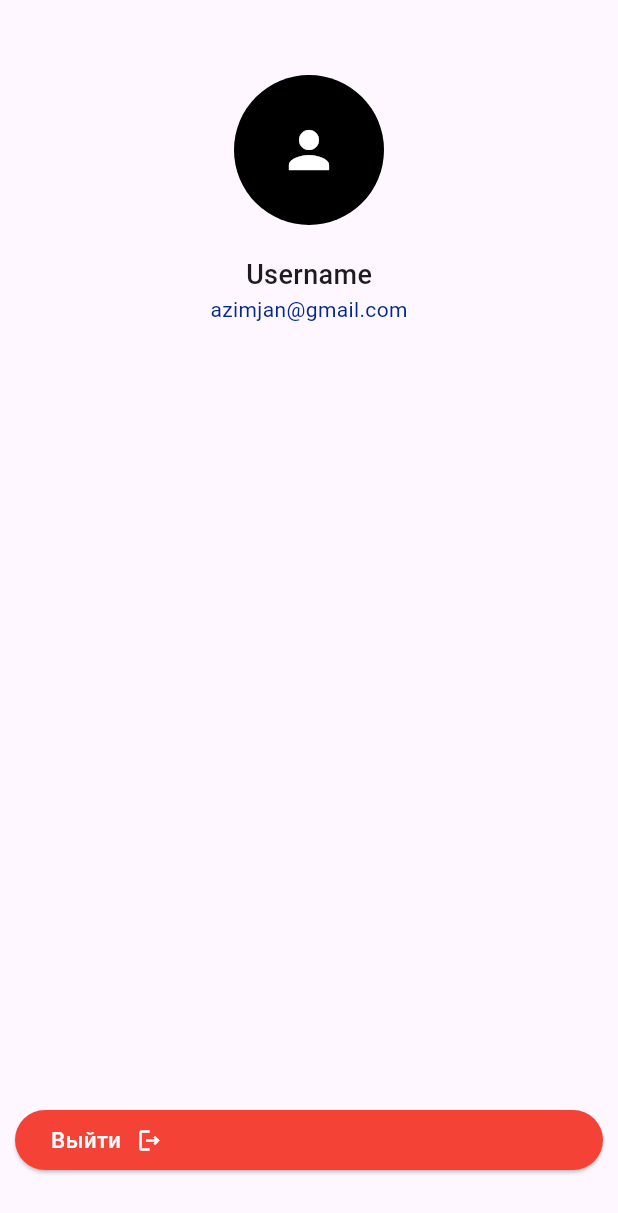
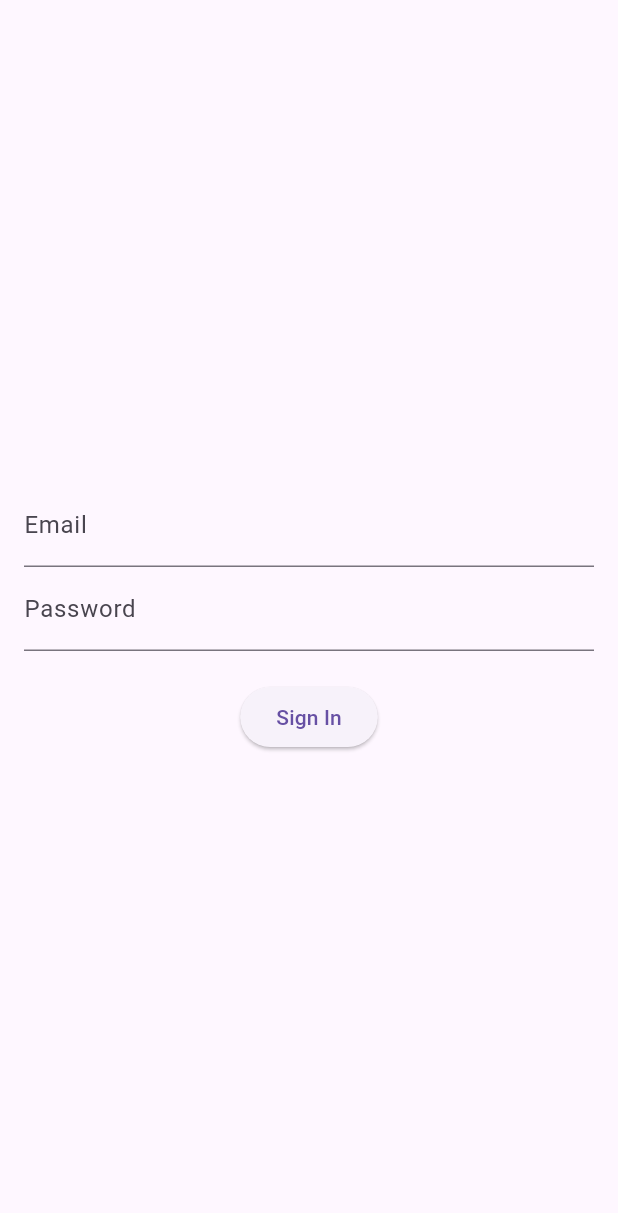
Before and after one commit to azimjaan21/service_taxi_fs, a Flutter app: the ProfileScreen widget shown alone on an empty page, opened directly, after a tap on "Выйти", on a phone screen of 412 x 824 dp. Shown: the top 1213 px of the screen. Run offline on Flutter 3.47's test engine with Material 3 defaults, Android fonts, the light colour scheme and no system bars; our stand-ins replace animated_splash_screen, firebase_auth, firebase_core, sqflite; accounts and stored records are empty.

Commit message:
firebase auth set

```diff
--- a/lib/auth/sign_in_screen.dart
+++ b/lib/auth/sign_in_screen.dart
@@ -0,0 +1,75 @@
+import 'package:flutter/material.dart';
+import 'package:firebase_auth/firebase_auth.dart';
+import 'package:service_taxi/screens/home_screen.dart';
+
+class SignInScreen extends StatefulWidget {
+  @override
+  _SignInScreenState createState() => _SignInScreenState();
+}
+
+class _SignInScreenState extends State<SignInScreen> {
+  final TextEditingController _emailController = TextEditingController();
+  final TextEditingController _passwordController = TextEditingController();
+  final GlobalKey<FormState> _formKey = GlobalKey<FormState>();
+
+  Future<void> _signIn() async {
+    if (_formKey.currentState!.validate()) {
+      try {
+        await FirebaseAuth.instance.signInWithEmailAndPassword(
+          email: _emailController.text.trim(),
+          password: _passwordController.text.trim(),
+        );
+        Navigator.pushReplacement(
+          context,
+          MaterialPageRoute(builder: (context) => HomeScreen()),
+        );
+      } catch (e) {
+        // Handle sign-in error
+        print(e);
+      }
+    }
+  }
+
+  @override
+  Widget build(BuildContext context) {
+    return Scaffold(
+      body: Padding(
+        padding: const EdgeInsets.all(16.0),
+        child: Form(
+          key: _formKey,
+          child: Column(
+            mainAxisAlignment: MainAxisAlignment.center,
+            children: [
+              TextFormField(
+                controller: _emailController,
+                decoration: InputDecoration(labelText: 'Email'),
+                validator: (value) {
+                  if (value == null || value.isEmpty) {
+                    return 'Please enter your email';
+                  }
+                  return null;
+                },
+              ),
+              TextFormField(
+                controller: _passwordController,
+                decoration: InputDecoration(labelText: 'Password'),
+                obscureText: true,
+                validator: (value) {
+                  if (value == null || value.isEmpty) {
+                    return 'Please enter your password';
+                  }
+                  return null;
+                },
+              ),
+              SizedBox(height: 20),
+              ElevatedButton(
+                onPressed: _signIn,
+                child: Text('Sign In'),
+              ),
+            ],
+          ),
+        ),
+      ),
+    );
+  }
+}
--- a/lib/auth/sign_up_screen.dart
+++ b/lib/auth/sign_up_screen.dart
@@ -0,0 +1,52 @@
+// ignore_for_file: use_build_context_synchronously
+
+import 'package:firebase_auth/firebase_auth.dart';
+import 'package:flutter/material.dart';
+import 'package:service_taxi/auth/services/auth.service.dart';
+import 'package:service_taxi/screens/home_screen.dart';
+import 'package:service_taxi/widgets/custom_text_field.dart';
+
+class SignUpScreen extends StatelessWidget {
+  final TextEditingController _emailController = TextEditingController();
+  final TextEditingController _passwordController = TextEditingController();
+
+  SignUpScreen({super.key});
+
+  @override
+  Widget build(BuildContext context) {
+    return Scaffold(
+      appBar: AppBar(title: const Text('Sign Up')),
+      body: Padding(
+        padding: const EdgeInsets.all(16.0),
+        child: Column(
+          children: [
+            CustomTextField(controller: _emailController, hintText: 'Email'),
+            const SizedBox(height: 16),
+            CustomTextField(controller: _passwordController, hintText: 'Password', isPassword: true),
+            const SizedBox(height: 16),
+            ElevatedButton(
+              onPressed: () async {
+                String email = _emailController.text.trim();
+                String password = _passwordController.text.trim();
+                if (email.isNotEmpty && password.isNotEmpty) {
+                  User? user = await AuthService().signUpWithEmail(email, password);
+                  if (user != null) {
+                    Navigator.of(context).pushAndRemoveUntil(
+      MaterialPageRoute(
+        builder: (context) => const HomeScreen(),
+      ),
+      (Route<dynamic> route) => false,
+    );
+                  } else {
+                    // Show error
+                  }
+                }
+              },
+              child: const Text('Sign Up'),
+            ),
+          ],
+        ),
+      ),
+    );
+  }
+}
--- a/lib/main.dart
+++ b/lib/main.dart
@@ -1,12 +1,11 @@
 // lib/main.dart
 import 'package:firebase_core/firebase_core.dart';
-import 'package:flutter/foundation.dart';
 import 'package:flutter/material.dart';
 import 'package:service_taxi/screens/splash_screen.dart';
 
 void main() async {
   WidgetsFlutterBinding.ensureInitialized();
-  if (kIsWeb) {
+
     await Firebase.initializeApp(
       options: const FirebaseOptions(
           apiKey: "AIzaSyBSbsBDP4CeWe2z0yeWHBy9_puz8jHb_PQ",
@@ -17,9 +16,6 @@ void main() async {
           appId: "1:956242210472:web:4a099a9289e666be55dc9d",
           measurementId: "G-RQGFF41HLT"),
     );
-  } else {
-    Firebase.initializeApp();
-  }
 
   runApp(const ServiceTaxi());
 }
--- a/lib/screens/profile_screen.dart
+++ b/lib/screens/profile_screen.dart
@@ -1,10 +1,20 @@
+// ignore_for_file: use_build_context_synchronously
+
 import 'package:flutter/material.dart';
+import 'package:firebase_auth/firebase_auth.dart';
+import 'package:service_taxi/auth/sign_in_screen.dart';
 
 class ProfileScreen extends StatelessWidget {
   const ProfileScreen({super.key});
 
   @override
   Widget build(BuildContext context) {
+    final user = FirebaseAuth.instance.currentUser;
+
+    if (user == null) {
+      return const Center(child: Text('No user is currently signed in.'));
+    }
+
     return SafeArea(
       child: Column(
         children: [
@@ -19,13 +29,13 @@ class ProfileScreen extends StatelessWidget {
             ),
           ),
           const SizedBox(height: 20),
-          const Text(
-            'Username',
-            style: TextStyle(fontSize: 18, fontWeight: FontWeight.w500),
+          Text(
+            user.displayName ?? 'Username',
+            style: const TextStyle(fontSize: 18, fontWeight: FontWeight.w500),
           ),
-          const Text(
-            'azimjan@gmail.com',
-            style: TextStyle(
+          Text(
+            user.email ?? 'email@example.com',
+            style: const TextStyle(
                 fontSize: 14,
                 fontWeight: FontWeight.normal,
                 color: Color.fromARGB(255, 4, 40, 139)),
@@ -34,9 +44,16 @@ class ProfileScreen extends StatelessWidget {
           Padding(
             padding: const EdgeInsets.symmetric(horizontal: 10),
             child: ElevatedButton(
-                onPressed: () {},
+              onPressed: () async {
+                await FirebaseAuth.instance.signOut();
+                Navigator.pushReplacement(
+                  context,
+                  MaterialPageRoute(builder: (context) => SignInScreen()),
+                );
+              },
               style: ElevatedButton.styleFrom(backgroundColor: Colors.red),
               child: const Row(
+                mainAxisAlignment: MainAxisAlignment.center,
                 children: [
                   Text(
                     'Выйти',
@@ -48,7 +65,8 @@ class ProfileScreen extends StatelessWidget {
                     color: Colors.white,
                   ),
                 ],
-                ),),
+              ),
+            ),
           ),
           const SizedBox(height: 40),
         ],
```
Also changed, not shown: lib/auth/services/auth.service.dart (+40 -0 lines), lib/screens/splash_screen.dart (+5 -5 lines), lib/widgets/custom_text_field.dart (+25 -0 lines). Lines whose indentation alone changed are shown as unchanged.
